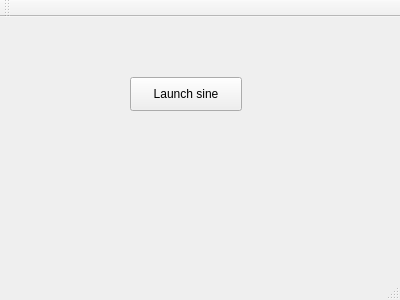
Above: mainwindow.ui from johnty/QtStkPipeOrgan before the change. Below: the same form after it.
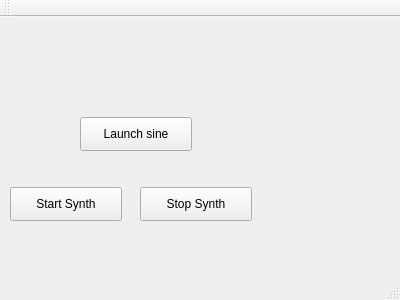
That is the form after the change.

```diff
--- a/mainwindow.ui
+++ b/mainwindow.ui
@@ -17,8 +17,8 @@
    <widget class="QPushButton" name="pushButtonSine">
     <property name="geometry">
      <rect>
-      <x>130</x>
-      <y>60</y>
+      <x>80</x>
+      <y>100</y>
       <width>112</width>
       <height>34</height>
      </rect>
@@ -27,6 +27,32 @@
      <string>Launch sine</string>
     </property>
    </widget>
+   <widget class="QPushButton" name="pushButtonStart">
+    <property name="geometry">
+     <rect>
+      <x>10</x>
+      <y>170</y>
+      <width>112</width>
+      <height>34</height>
+     </rect>
+    </property>
+    <property name="text">
+     <string>Start Synth</string>
+    </property>
+   </widget>
+   <widget class="QPushButton" name="pushButtonStop">
+    <property name="geometry">
+     <rect>
+      <x>140</x>
+      <y>170</y>
+      <width>112</width>
+      <height>34</height>
+     </rect>
+    </property>
+    <property name="text">
+     <string>Stop Synth</string>
+    </property>
+   </widget>
   </widget>
   <widget class="QMenuBar" name="menuBar">
    <property name="geometry">
```
